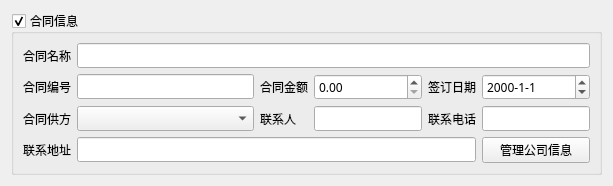
Old version of the form contract_template.ui in the repository earlideal/jiandan.
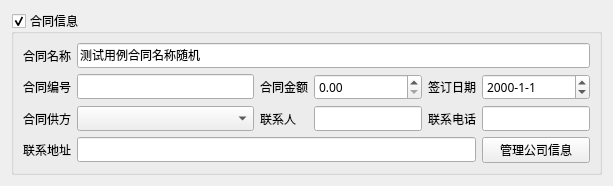
New version of the form.

Commit message: 添加合同部分

Patch:
```diff
--- a/contract_template.ui
+++ b/contract_template.ui
@@ -88,7 +88,11 @@
          </widget>
         </item>
         <item row="0" column="1" colspan="5">
-         <widget class="QLineEdit" name="lineEdit_contract_name"/>
+         <widget class="QLineEdit" name="lineEdit_contract_name">
+          <property name="text">
+           <string>测试用例合同名称随机</string>
+          </property>
+         </widget>
         </item>
         <item row="1" column="0">
          <widget class="QLabel" name="label_2">
```
The commit also changes 6 other files.
